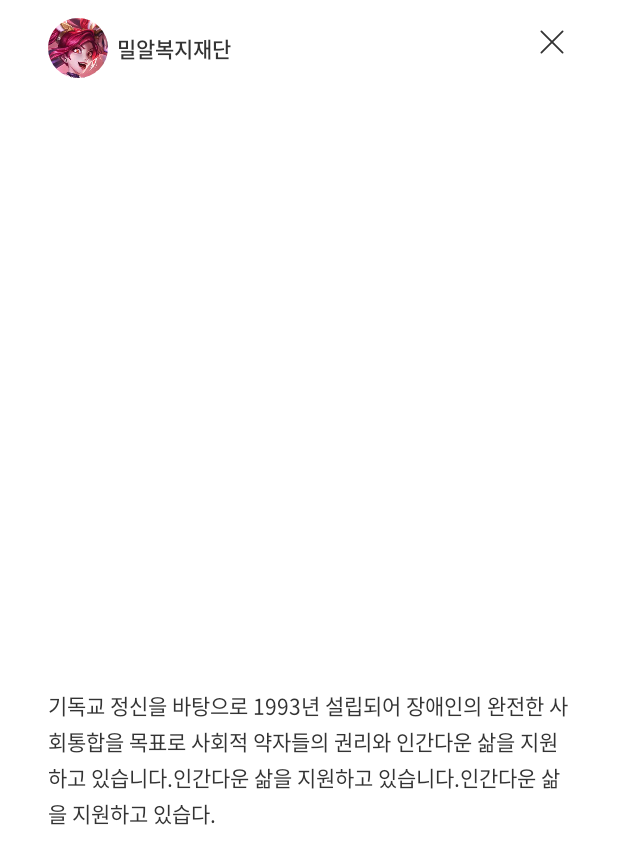
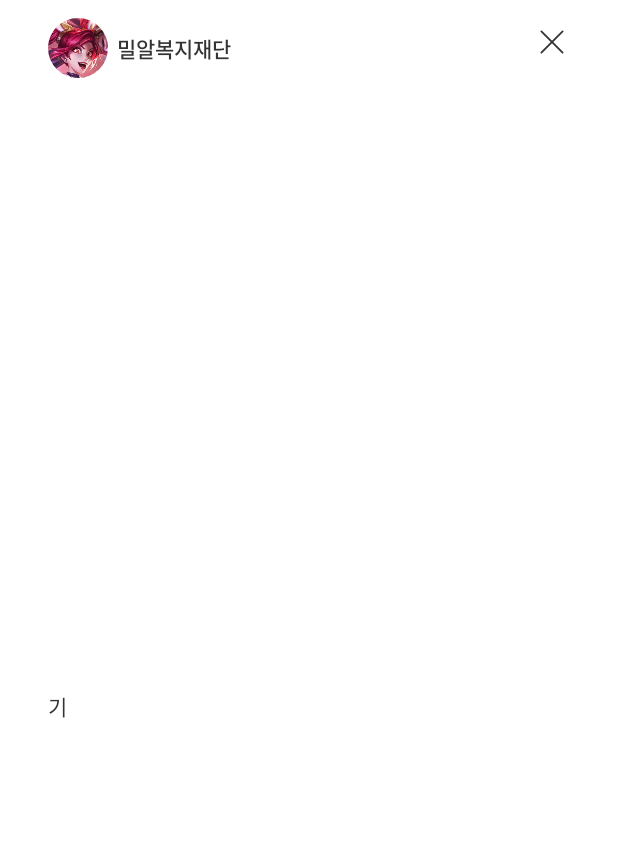
Before and after one commit to cashfullus/cashcar_aos, an Android app: the layout dialog_donation.xml on its own in the app's theme, with its tools: preview values and no code run, on a phone screen of 412 x 824 dp. Shown: the top 864 px of the screen. Run offline under Robolectric (Android 15) with nearby library versions, the phone set to English and light mode, and no system bars; Roboto replaces fonts that are not available here.

Commit message:
2차 피드백 + 기부 관련 수정사항

```diff
--- a/app/src/main/java/com/cashfulus/cashcarplus/ui/donation/DonationDialog.kt
+++ b/app/src/main/java/com/cashfulus/cashcarplus/ui/donation/DonationDialog.kt
@@ -32,6 +32,7 @@ class DonationDialog(private val data: DonationListResponse): DialogFragment() {
 
         context?.let { Glide.with(it).load(data.logo).into(ivDonationDialogLogo) }
         tvDonationDialogName.text = data.name
+        tvDonationDialogContents.text = Html.fromHtml(data.imageInformation[0].description)
 
         val adapter = DonationSliderAdapter()
         vpDonationDialog.adapter = adapter
@@ -43,9 +44,9 @@ class DonationDialog(private val data: DonationListResponse): DialogFragment() {
 
             override fun onPageSelected(position: Int) {
                 if (android.os.Build.VERSION.SDK_INT < android.os.Build.VERSION_CODES.N) {
-                    tvDonationDialogContents.text = Html.fromHtml(data.imageInformation[position].description)
+                    tvDonationDialogContents.text = Html.fromHtml(data.imageInformation[position].description.replace("<p>", "").replace("</p>", ""))
                 } else {
-                    tvDonationDialogContents.text = Html.fromHtml(data.imageInformation[position].description, Html.FROM_HTML_MODE_LEGACY)
+                    tvDonationDialogContents.text = Html.fromHtml(data.imageInformation[position].description.replace("<p>", "").replace("</p>", ""), Html.FROM_HTML_MODE_LEGACY)
                 }
             }
 
--- a/app/src/main/res/layout/dialog_donation.xml
+++ b/app/src/main/res/layout/dialog_donation.xml
@@ -63,8 +63,8 @@
         android:layout_marginTop="16dp"
         android:paddingHorizontal="16dp"
         style="@style/body_14_R_lh24"
-        android:textAlignment="inherit"
-        android:text="기독교 정신을 바탕으로 1993년 설립되어 장애인의 완전한 사회통합을 목표로 사회적 약자들의 권리와 인간다운 삶을 지원하고 있습니다.인간다운 삶을 지원하고 있습니다.인간다운 삶을 지원하고 있습다."/>
+        android:lines="4"
+        android:text="기"/>
 
     <com.google.android.material.tabs.TabLayout
         android:id="@+id/tlDonationDialog"
```
